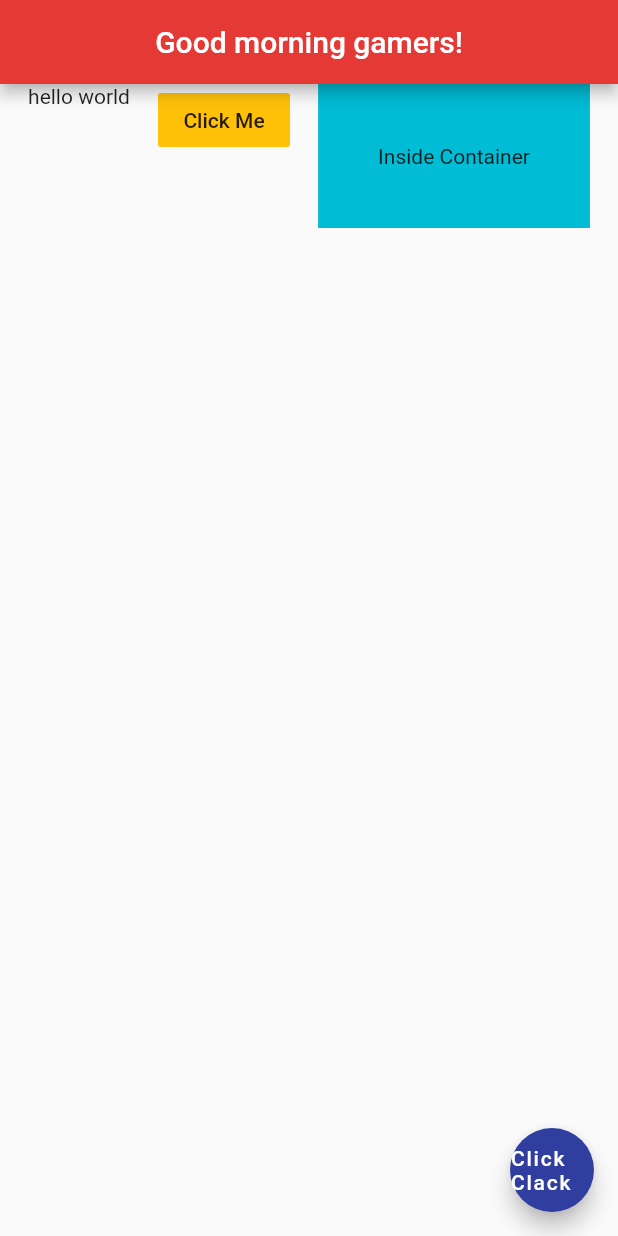
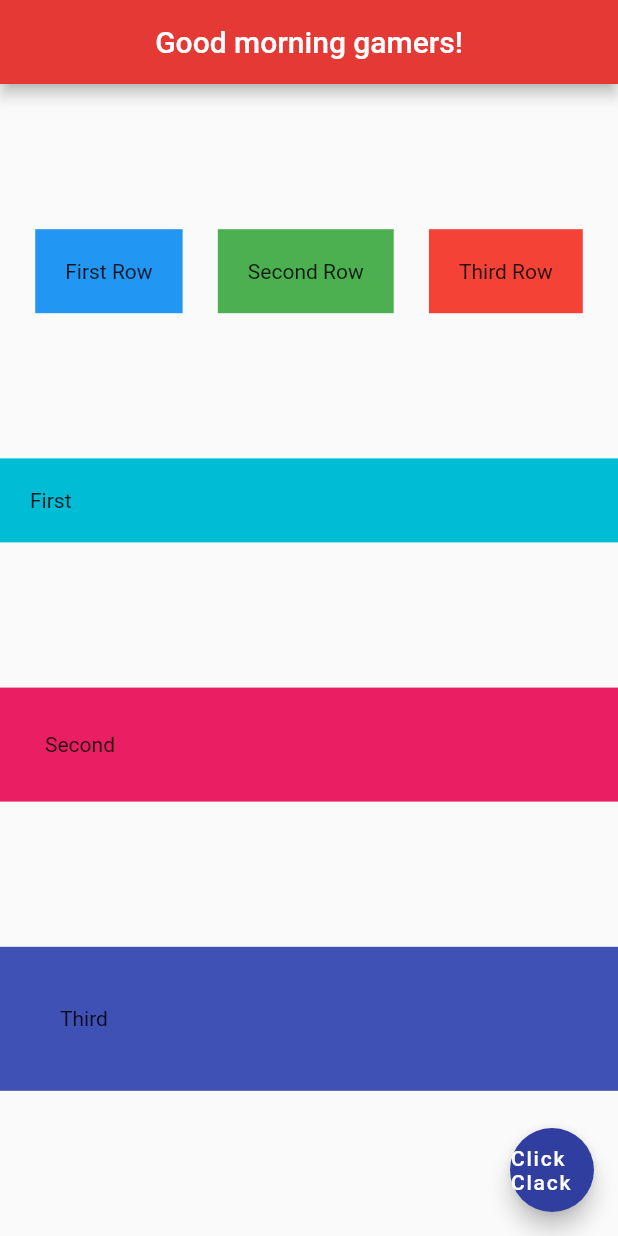
Before and after one commit to neilaldrei/flutter-tutorial-app1, a Flutter app: the screen it shows after launch, on a phone screen of 412 x 824 dp. Run offline on Flutter 3.47's test engine with Material 2 defaults, Android fonts, the phone set to English and light mode, and no system bars.

Commit message:
Lesson #12: Columns

```diff
--- a/lib/main.dart
+++ b/lib/main.dart
@@ -15,23 +15,64 @@ class Home extends StatelessWidget {
         centerTitle: true,
         backgroundColor: Colors.red[600],
       ),
-      body: Row(
+      body: Column(
         mainAxisAlignment: MainAxisAlignment.spaceEvenly,
-        crossAxisAlignment: CrossAxisAlignment.start,
+        crossAxisAlignment: CrossAxisAlignment.stretch,
         children: <Widget>[
-          Text('hello world'),
-          FlatButton(
-            onPressed: () {},
-            color: Colors.amber,
-            child: Text('Click Me')
+          Row(
+            mainAxisAlignment: MainAxisAlignment.spaceEvenly,
+            children: <Widget>[
+              Container(
+                padding: EdgeInsets.all(20.0),
+                color: Colors.blue,
+                child: Text('First Row')
+              ),
+              Container(
+                padding: EdgeInsets.all(20.0),
+                color: Colors.green,
+                child: Text('Second Row')
+              ),
+              Container(
+                padding: EdgeInsets.all(20.0),
+                color: Colors.red,
+                child: Text('Third Row')
+              ),
+            ],
           ),
           Container(
+            padding: EdgeInsets.all(20.0),
             color: Colors.cyan,
+            child: Text('First')
+          ),
+          Container(
+            padding: EdgeInsets.all(30.0),
+            color: Colors.pink,
+            child: Text('Second')
+          ),
+          Container(
             padding: EdgeInsets.all(40.0),
-            child: Text('Inside Container')
-          )
+            color: Colors.indigo,
+            child: Text('Third')
+          ),
         ],
       ),
+      // body: Row(
+      //   mainAxisAlignment: MainAxisAlignment.spaceEvenly,
+      //   crossAxisAlignment: CrossAxisAlignment.start,
+      //   children: <Widget>[
+      //     Text('hello world'),
+      //     FlatButton(
+      //       onPressed: () {},
+      //       color: Colors.amber,
+      //       child: Text('Click Me')
+      //     ),
+      //     Container(
+      //       color: Colors.cyan,
+      //       padding: EdgeInsets.all(40.0),
+      //       child: Text('Inside Container')
+      //     )
+      //   ],
+      // ),
       // body: Padding(
       //   padding: EdgeInsets.all(90.0),
       //   child: Text("ZA WARUDO")
```
